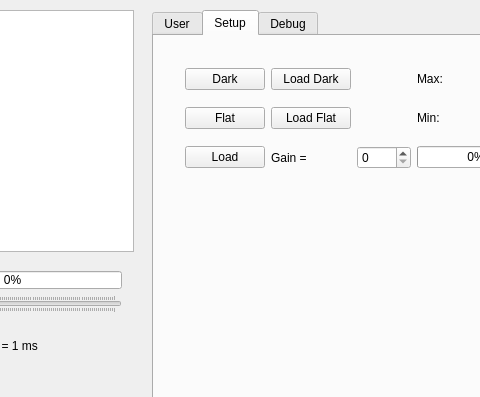
This is mainwindow.ui in gychar/OCam2 as Qt 5 draws it before an edit; both pictures show x 138 to 618 and y 0 to 397 of the 1283 by 652 pixel window. The edited form follows.
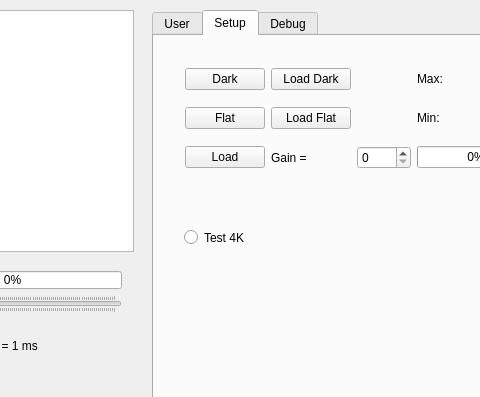
This is the edited form. The open tabs and pages were chosen to show the change. Icons and pictures are not drawn.

Patch:
```diff
--- a/mainwindow.ui
+++ b/mainwindow.ui
@@ -904,6 +904,19 @@
        <string>Dark Image</string>
       </property>
      </widget>
+     <widget class="QRadioButton" name="Test4K_RB">
+      <property name="geometry">
+       <rect>
+        <x>30</x>
+        <y>190</y>
+        <width>112</width>
+        <height>23</height>
+       </rect>
+      </property>
+      <property name="text">
+       <string>Test 4K</string>
+      </property>
+     </widget>
     </widget>
     <widget class="QWidget" name="Debug_Tab">
      <attribute name="title">
```
Left out of the diff: 2 changed lines with no effect on the pictures.
